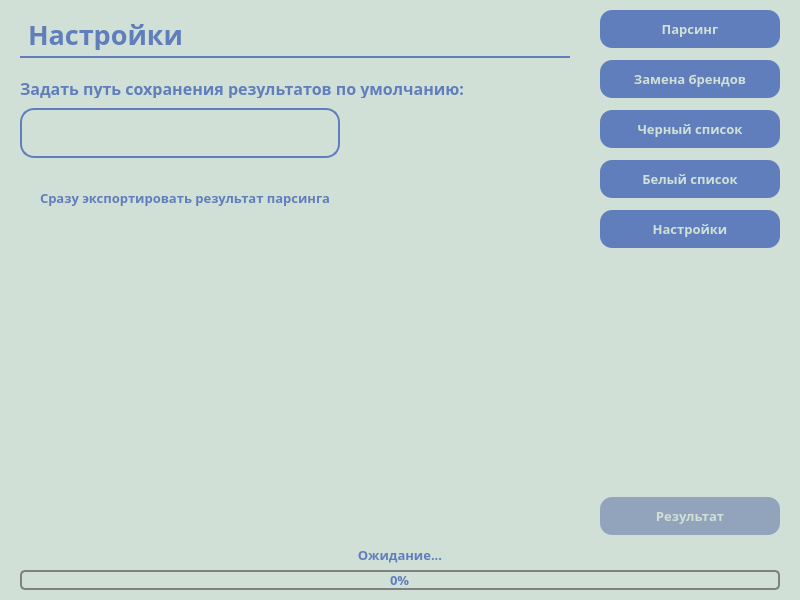
Before: the Qt Designer form ui/ProductPercentageApplication.ui in demgerall/ProductPercentageApplication, drawn with Qt 5.
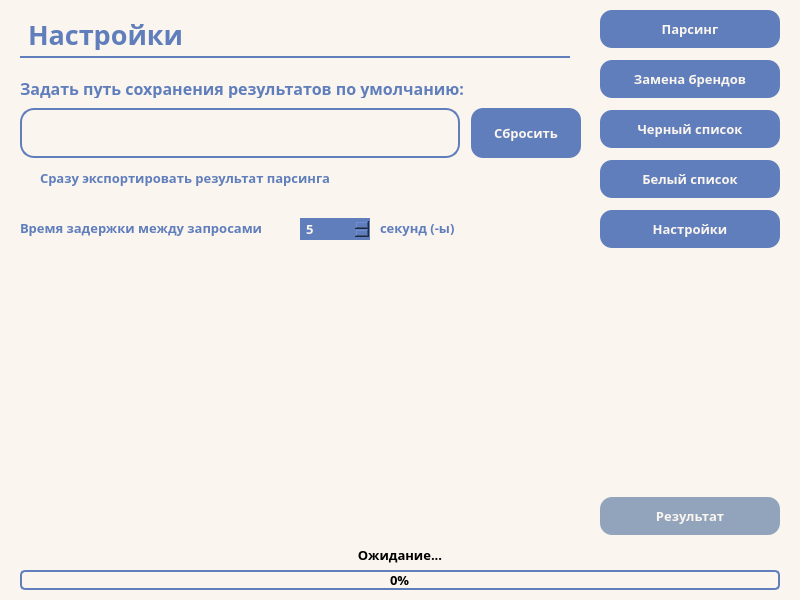
After: the same form once the commit is applied. The open tabs and pages were chosen to show the change. Icons and pictures are not drawn.

Commit message: Добавлена кнопка очистки инпута пути сохранения, добавлена функция указания времени задержки между парсерами и отредактированы выводы ошибок

```diff
--- a/ui/ProductPercentageApplication.ui
+++ b/ui/ProductPercentageApplication.ui
@@ -45,14 +45,18 @@
 }
 
 QMainWindow {
-	background-color: #d1e0d7;
+	background-color: #faf5ee;
+}
+
+QMessageBox {
+	background-color: ;
 }
 
 QPushButton {
 	padding: 10px 12px;
 	border-radius: 12px;
 	background-color: #607ebc;
-	color: #d1e0d7;
+	color: #faf5ee;
 }
 
 QPushButton:hover {
@@ -74,13 +78,14 @@
 	padding-left: 4px;
 	border-radius: 12px;
 	background-color: #607ebc;
-	color: #d1e0d7;
+	color: #faf5ee;
 }
 
 QProgressBar {
-    border: 2px solid grey;
+    border: 2px solid #607ebc;
     border-radius: 5px;
 	text-align: center;
+	color: #000;
 }
 
 #headingLabel,
@@ -93,22 +98,25 @@
 	border-bottom: 2px solid #607ebc;
 }
 
+#statusLabel {
+	color: #000;
+}
+
 QTableWidget {
 	font-size: 14px;
 }
 
 QHeaderView::section {
     background-color: #607ebc;
-    color: #d1e0d7;
+    color: #faf5ee;
 	font-size: 14px;
 	font-weight: 600;
     padding: 6px;
-	border: 1px solid gray;
 }
 
 QTableWidget::item {
 	padding-left: 6px;
-    border: 1px solid gray;
+    border: 1px solid #607ebc;
 }
 
 QProgressBar::chunk {
@@ -209,7 +217,7 @@
        <rect>
         <x>200</x>
         <y>140</y>
-        <width>120</width>
+        <width>351</width>
         <height>20</height>
        </rect>
       </property>
@@ -273,7 +281,7 @@
        <string>Только в наличии</string>
       </property>
      </widget>
-     <widget class="QCheckBox" name="garanteeCheckBox">
+     <widget class="QCheckBox" name="guaranteeCheckBox">
       <property name="geometry">
        <rect>
         <x>0</x>
@@ -504,6 +512,30 @@
        <string>(0 записей)</string>
       </property>
      </widget>
+     <widget class="QPushButton" name="startButton">
+      <property name="geometry">
+       <rect>
+        <x>390</x>
+        <y>500</y>
+        <width>170</width>
+        <height>40</height>
+       </rect>
+      </property>
+      <property name="font">
+       <font>
+        <family>Montserrat</family>
+        <pointsize>10</pointsize>
+        <weight>75</weight>
+        <bold>true</bold>
+       </font>
+      </property>
+      <property name="cursor">
+       <cursorShape>PointingHandCursor</cursorShape>
+      </property>
+      <property name="text">
+       <string>Начать парсинг</string>
+      </property>
+     </widget>
     </widget>
     <widget class="QWidget" name="brandsPage">
      <widget class="QLabel" name="headingLabel_2">
@@ -538,7 +570,7 @@
        <rect>
         <x>0</x>
         <y>100</y>
-        <width>580</width>
+        <width>550</width>
         <height>380</height>
        </rect>
       </property>
@@ -663,7 +695,7 @@
        </font>
       </property>
       <property name="cursor">
-       <cursorShape>ForbiddenCursor</cursorShape>
+       <cursorShape>PointingHandCursor</cursorShape>
       </property>
       <property name="text">
        <string>Добавить запись</string>
@@ -690,7 +722,7 @@
        </font>
       </property>
       <property name="cursor">
-       <cursorShape>ForbiddenCursor</cursorShape>
+       <cursorShape>PointingHandCursor</cursorShape>
       </property>
       <property name="text">
        <string>Удалить запись</string>
@@ -703,7 +735,7 @@
        <rect>
         <x>0</x>
         <y>100</y>
-        <width>580</width>
+        <width>550</width>
         <height>330</height>
        </rect>
       </property>
@@ -753,8 +785,8 @@
       </property>
       <property name="geometry">
        <rect>
-        <x>0</x>
-        <y>500</y>
+        <x>370</x>
+        <y>450</y>
         <width>200</width>
         <height>40</height>
        </rect>
@@ -768,7 +800,7 @@
        </font>
       </property>
       <property name="cursor">
-       <cursorShape>ForbiddenCursor</cursorShape>
+       <cursorShape>PointingHandCursor</cursorShape>
       </property>
       <property name="text">
        <string>Добавить запись</string>
@@ -807,7 +839,7 @@
       </property>
       <property name="geometry">
        <rect>
-        <x>220</x>
+        <x>370</x>
         <y>500</y>
         <width>200</width>
         <height>40</height>
@@ -822,7 +854,7 @@
        </font>
       </property>
       <property name="cursor">
-       <cursorShape>ForbiddenCursor</cursorShape>
+       <cursorShape>PointingHandCursor</cursorShape>
       </property>
       <property name="text">
        <string>Удалить запись</string>
@@ -849,7 +881,7 @@
        </font>
       </property>
       <property name="cursor">
-       <cursorShape>ForbiddenCursor</cursorShape>
+       <cursorShape>PointingHandCursor</cursorShape>
       </property>
       <property name="text">
        <string>Импортировать список</string>
@@ -861,8 +893,8 @@
       </property>
       <property name="geometry">
        <rect>
-        <x>220</x>
-        <y>450</y>
+        <x>0</x>
+        <y>500</y>
         <width>200</width>
         <height>40</height>
        </rect>
@@ -876,7 +908,7 @@
        </font>
       </property>
       <property name="cursor">
-       <cursorShape>ForbiddenCursor</cursorShape>
+       <cursorShape>PointingHandCursor</cursorShape>
       </property>
       <property name="text">
        <string>Экспортировать список</string>
@@ -890,7 +922,7 @@
       </property>
       <property name="geometry">
        <rect>
-        <x>220</x>
+        <x>370</x>
         <y>500</y>
         <width>200</width>
         <height>40</height>
@@ -905,7 +937,7 @@
        </font>
       </property>
       <property name="cursor">
-       <cursorShape>ForbiddenCursor</cursorShape>
+       <cursorShape>PointingHandCursor</cursorShape>
       </property>
       <property name="text">
        <string>Удалить запись</string>
@@ -916,7 +948,7 @@
        <rect>
         <x>0</x>
         <y>100</y>
-        <width>580</width>
+        <width>550</width>
         <height>330</height>
        </rect>
       </property>
@@ -981,7 +1013,7 @@
        </font>
       </property>
       <property name="cursor">
-       <cursorShape>ForbiddenCursor</cursorShape>
+       <cursorShape>PointingHandCursor</cursorShape>
       </property>
       <property name="text">
        <string>Импортировать список</string>
@@ -1020,8 +1052,8 @@
       </property>
       <property name="geometry">
        <rect>
-        <x>220</x>
-        <y>450</y>
+        <x>0</x>
+        <y>500</y>
         <width>200</width>
         <height>40</height>
        </rect>
@@ -1035,7 +1067,7 @@
        </font>
       </property>
       <property name="cursor">
-       <cursorShape>ForbiddenCursor</cursorShape>
+       <cursorShape>PointingHandCursor</cursorShape>
       </property>
       <property name="text">
        <string>Экспортировать список</string>
@@ -1047,8 +1079,8 @@
       </property>
       <property name="geometry">
        <rect>
-        <x>0</x>
-        <y>500</y>
+        <x>370</x>
+        <y>450</y>
         <width>200</width>
         <height>40</height>
        </rect>
@@ -1062,7 +1094,7 @@
        </font>
       </property>
       <property name="cursor">
-       <cursorShape>ForbiddenCursor</cursorShape>
+       <cursorShape>PointingHandCursor</cursorShape>
       </property>
       <property name="text">
        <string>Добавить запись</string>
@@ -1101,7 +1133,7 @@
       <property name="geometry">
        <rect>
         <x>0</x>
-        <y>200</y>
+        <y>180</y>
         <width>330</width>
         <height>20</height>
        </rect>
@@ -1142,12 +1174,12 @@
        <string>Задать путь сохранения результатов по умолчанию:</string>
       </property>
      </widget>
-     <widget class="QLineEdit" name="standartSavePathInput">
+     <widget class="QLineEdit" name="standardSavePathInput">
       <property name="geometry">
        <rect>
         <x>0</x>
         <y>120</y>
-        <width>320</width>
+        <width>440</width>
         <height>50</height>
        </rect>
       </property>
@@ -1160,6 +1192,102 @@
        <string/>
       </property>
      </widget>
+     <widget class="QLabel" name="unitTimeLabel">
+      <property name="geometry">
+       <rect>
+        <x>360</x>
+        <y>230</y>
+        <width>81</width>
+        <height>20</height>
+       </rect>
+      </property>
+      <property name="font">
+       <font>
+        <family>Montserrat</family>
+        <pointsize>10</pointsize>
+        <weight>75</weight>
+        <bold>true</bold>
+       </font>
+      </property>
+      <property name="text">
+       <string>секунд (-ы)</string>
+      </property>
+     </widget>
+     <widget class="QSpinBox" name="timeDelaySpinBox">
+      <property name="geometry">
+       <rect>
+        <x>280</x>
+        <y>230</y>
+        <width>70</width>
+        <height>22</height>
+       </rect>
+      </property>
+      <property name="font">
+       <font>
+        <family>Montserrat</family>
+        <pointsize>10</pointsize>
+        <weight>75</weight>
+        <bold>true</bold>
+       </font>
+      </property>
+      <property name="minimum">
+       <number>5</number>
+      </property>
+      <property name="maximum">
+       <number>60</number>
+      </property>
+     </widget>
+     <widget class="QLabel" name="timeDelayLabel">
+      <property name="geometry">
+       <rect>
+        <x>0</x>
+        <y>230</y>
+        <width>260</width>
+        <height>20</height>
+       </rect>
+      </property>
+      <property name="font">
+       <font>
+        <family>Montserrat</family>
+        <pointsize>10</pointsize>
+        <weight>75</weight>
+        <bold>true</bold>
+       </font>
+      </property>
+      <property name="text">
+       <string>Время задержки между запросами</string>
+      </property>
+     </widget>
+     <widget class="QPushButton" name="clearStandardSavePathButton">
+      <property name="geometry">
+       <rect>
+        <x>451</x>
+        <y>120</y>
+        <width>110</width>
+        <height>50</height>
+       </rect>
+      </property>
+      <property name="sizePolicy">
+       <sizepolicy hsizetype="MinimumExpanding" vsizetype="Maximum">
+        <horstretch>0</horstretch>
+        <verstretch>0</verstretch>
+       </sizepolicy>
+      </property>
+      <property name="font">
+       <font>
+        <family>Montserrat</family>
+        <pointsize>10</pointsize>
+        <weight>75</weight>
+        <bold>true</bold>
+       </font>
+      </property>
+      <property name="cursor">
+       <cursorShape>PointingHandCursor</cursorShape>
+      </property>
+      <property name="text">
+       <string>Сбросить</string>
+      </property>
+     </widget>
     </widget>
     <widget class="QWidget" name="resultPage">
      <widget class="QLabel" name="headingLabel_6">
@@ -1194,7 +1322,7 @@
        <rect>
         <x>0</x>
         <y>100</y>
-        <width>580</width>
+        <width>550</width>
         <height>380</height>
        </rect>
       </property>
@@ -1446,7 +1574,7 @@
         </font>
        </property>
        <property name="cursor">
-        <cursorShape>ForbiddenCursor</cursorShape>
+        <cursorShape>PointingHandCursor</cursorShape>
        </property>
        <property name="text">
         <string>Результат</string>
@@ -1510,7 +1638,7 @@
      <enum>QProgressBar::BottomToTop</enum>
     </property>
    </widget>
-   <widget class="QLabel" name="statuslabel">
+   <widget class="QLabel" name="statusLabel">
     <property name="geometry">
      <rect>
       <x>20</x>
```
The commit also changes 6 other files.
